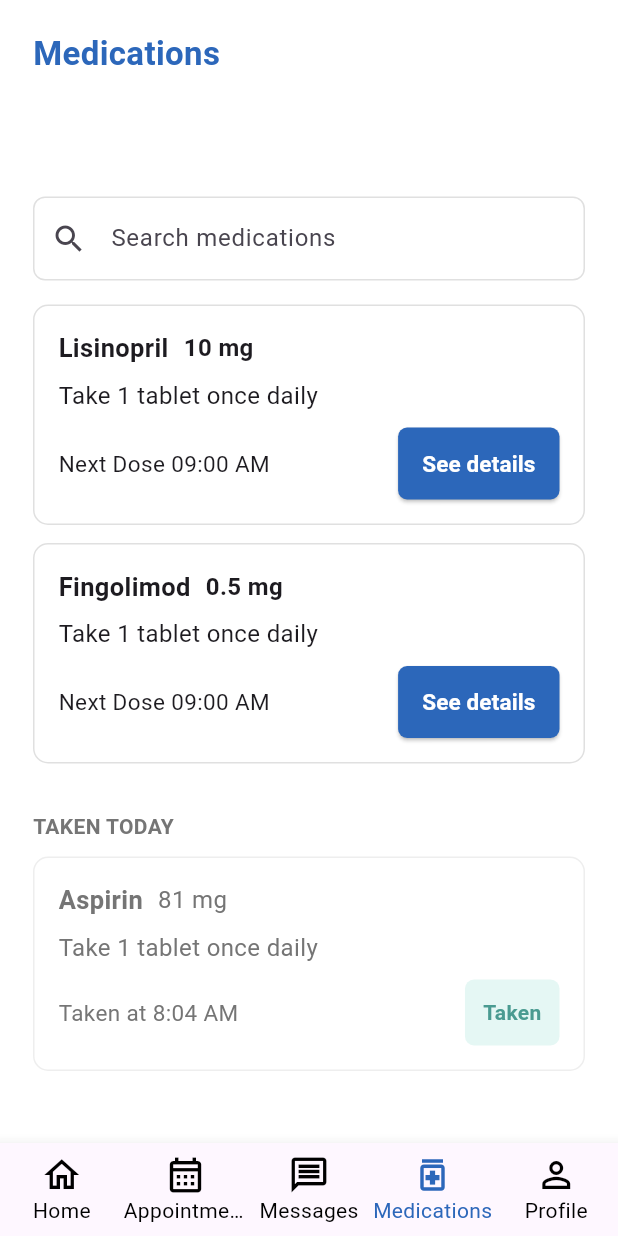
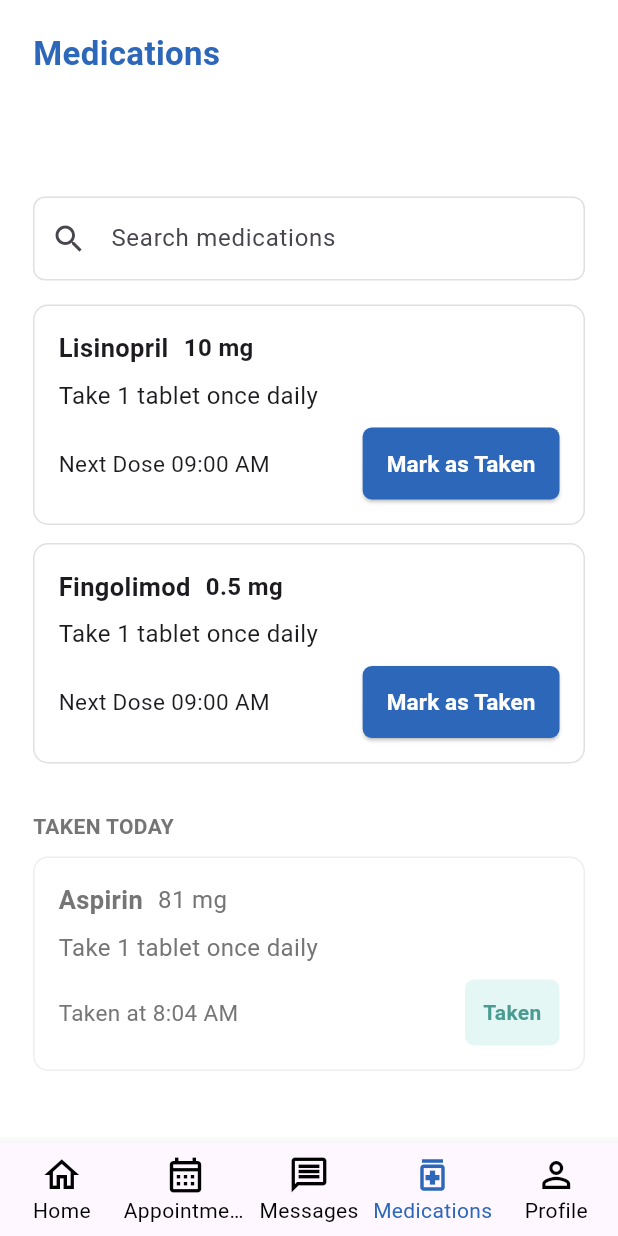
Before and after one commit to ianscottard/CareConnect-Frontend-Team-8, a Flutter app: the MedicationsScreen screen opened by its route, on a phone screen of 412 x 824 dp. Run offline on Flutter 3.47's test engine with Material 3 defaults, Android fonts, the phone set to English and light mode, and no system bars; our stand-ins replace flutter_riverpod, go_router.

Commit message:
Add Riverpod medication state management

```diff
--- a/swen_661/lib/main.dart
+++ b/swen_661/lib/main.dart
@@ -1,9 +1,10 @@
 import 'package:flutter/material.dart';
+import 'package:flutter_riverpod/flutter_riverpod.dart';
 
 import 'app_router.dart';
 
 void main() {
-  runApp(const CareConnectApp());
+  runApp(const ProviderScope(child: CareConnectApp()));
 }
 
 class CareConnectApp extends StatelessWidget {
--- a/swen_661/lib/screens/medications_screen.dart
+++ b/swen_661/lib/screens/medications_screen.dart
@@ -6,14 +6,19 @@ import 'home_screen.dart';
 import 'profile_screen.dart';
 
 import 'package:go_router/go_router.dart';
+import 'package:flutter_riverpod/flutter_riverpod.dart';
 
-class MedicationsScreen extends StatelessWidget {
+import '../providers/medication_provider.dart';
+
+class MedicationsScreen extends ConsumerWidget {
   const MedicationsScreen({super.key});
 
   static const Color careConnectBlue = Color(0xFF2C67BA);
 
   @override
-  Widget build(BuildContext context) {
+  Widget build(BuildContext context, WidgetRef ref) {
+    final takenMedications = ref.watch(medicationTakenProvider);
+
     return Scaffold(
       backgroundColor: Colors.white,
 
@@ -61,7 +66,14 @@ class MedicationsScreen extends StatelessWidget {
               const SizedBox(height: 16),
 
               // Lisinopril
-              const MedicationCard(
+              takenMedications.contains('Lisinopril')
+                  ? const TakenMedicationCard(
+                      name: 'Lisinopril',
+                      dosage: '10 mg',
+                      instructions: 'Take 1 tablet once daily',
+                      takenTime: 'Taken just now',
+                    )
+                  : const MedicationCard(
                       name: 'Lisinopril',
                       dosage: '10 mg',
                       instructions: 'Take 1 tablet once daily',
@@ -71,7 +83,15 @@ class MedicationsScreen extends StatelessWidget {
               const SizedBox(height: 12),
 
               // Fingolimod
-              const MedicationCard(
+              // Fingolimod
+              takenMedications.contains('Fingolimod')
+                  ? const TakenMedicationCard(
+                      name: 'Fingolimod',
+                      dosage: '0.5 mg',
+                      instructions: 'Take 1 tablet once daily',
+                      takenTime: 'Taken just now',
+                    )
+                  : const MedicationCard(
                       name: 'Fingolimod',
                       dosage: '0.5 mg',
                       instructions: 'Take 1 tablet once daily',
@@ -166,7 +186,7 @@ class MedicationsScreen extends StatelessWidget {
 }
 
 // Active medication card
-class MedicationCard extends StatelessWidget {
+class MedicationCard extends ConsumerWidget {
   final String name;
   final String dosage;
   final String instructions;
@@ -181,7 +201,7 @@ class MedicationCard extends StatelessWidget {
   });
 
   @override
-  Widget build(BuildContext context) {
+  Widget build(BuildContext context, WidgetRef ref) {
     return Semantics(
       container: true,
       label: '$name, $dosage, $instructions, $nextDose',
@@ -232,13 +252,15 @@ class MedicationCard extends StatelessWidget {
                 const SizedBox(width: 10),
 
                 Semantics(
-                  label: 'See details for $name',
+                  label: 'Mark $name as taken',
                   button: true,
                   child: SizedBox(
                     height: 48,
                     child: ElevatedButton(
                       onPressed: () {
-                        // Medication details screen will be connected later.
+                        ref
+                            .read(medicationTakenProvider.notifier)
+                            .markAsTaken(name);
                       },
                       style: ElevatedButton.styleFrom(
                         backgroundColor: MedicationsScreen.careConnectBlue,
@@ -249,7 +271,7 @@ class MedicationCard extends StatelessWidget {
                         ),
                       ),
                       child: const Text(
-                        'See details',
+                        'Mark as Taken',
                         style: TextStyle(
                           fontSize: 15,
                           fontWeight: FontWeight.w600,
--- a/swen_661/pubspec.yaml
+++ b/swen_661/pubspec.yaml
@@ -35,6 +35,7 @@ dependencies:
   # Use with the CupertinoIcons class for iOS style icons.
   cupertino_icons: ^1.0.8
   go_router: ^18.0.1
+  flutter_riverpod: ^3.4.3
 
 dev_dependencies:
   flutter_test:
```
Also changed, not shown: swen_661/lib/providers/medication_provider.dart (added, +19 -0 lines), swen_661/pubspec.lock. Lines whose indentation alone changed are shown as unchanged.
